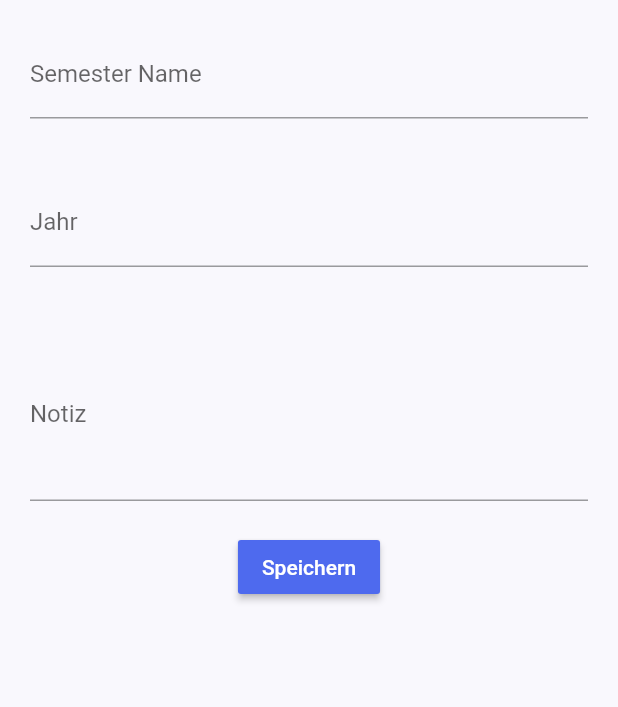
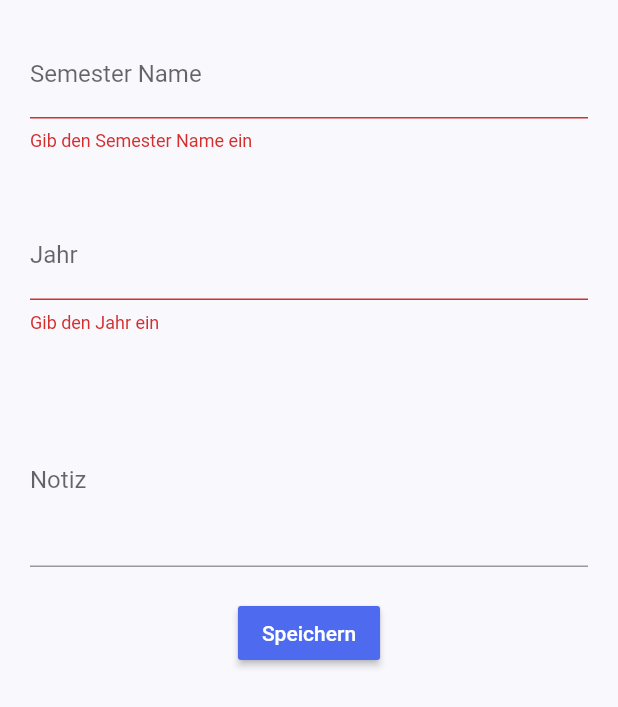
Before and after one commit to sky150/Notenverwaltung, a Flutter app: the DetailSemester widget shown alone on an empty page, opened directly with empty values, after a tap on "Speichern", on a phone screen of 412 x 824 dp. Shown: the top 707 px of the screen. Run offline on Flutter 3.47's test engine with Material 2 defaults, Android fonts, the phone set to English and light mode, and no system bars; our stand-ins replace flutter_svg; network calls fail.

Commit message:
SemesterCRUD with validation

```diff
--- a/App/notenverwaltung/lib/UI/TextFields/MyTextFormField.dart
+++ b/App/notenverwaltung/lib/UI/TextFields/MyTextFormField.dart
@@ -6,7 +6,9 @@ class MyTextFormField extends StatelessWidget {
   final Function validator;
   final Function onSaved;
   final Function onChanged;
+  final TextAlign textAlign;
   final String labelText;
+  final bool autocorrect;
 
   MyTextFormField({
     this.onChanged,
@@ -14,6 +16,8 @@ class MyTextFormField extends StatelessWidget {
     this.labelText,
     this.validator,
     this.onSaved,
+    this.textAlign,
+    this.autocorrect,
   });
 
   @override
@@ -26,7 +30,7 @@ class MyTextFormField extends StatelessWidget {
           labelText: labelText,
           hoverColor: kPrimaryColor,
           focusColor: kPrimaryColor,
-            fillColor: kPrimaryColor
+          fillColor: kPrimaryColor,
           //contentPadding: EdgeInsets.all(10.0),
           //border: InputBorder.none,
           //filled: true,
@@ -35,6 +39,8 @@ class MyTextFormField extends StatelessWidget {
         validator: validator,
         onSaved: onSaved,
         onChanged: onChanged,
+        textAlign: textAlign,
+        autocorrect: autocorrect,
       ),
     );
   }
--- a/App/notenverwaltung/lib/UI/home/components/add_semester.dart
+++ b/App/notenverwaltung/lib/UI/home/components/add_semester.dart
@@ -23,28 +23,7 @@ class AddSemester extends StatefulWidget {
 class _TestFormState extends State<AddSemester> {
   Semester semester = new Semester();
   bool isLoadedSemester = false;
-  static const _semesterUrl = 'http://10.0.2.2:8888/semester';
-  static final _headers = {'Content-Type': 'application/json'};
 
-  createSemester() async {
-    final response = await http.post(_semesterUrl,
-        headers: _headers,
-        body: json.encode({
-          'name': name.text,
-          'durchschnitt': 0.0,
-          'jahr': jahr.text,
-          'notiz': notiz.text
-        }));
-    if (response.statusCode == 200) {
-      print(response.body.toString());
-      return response;
-    } else {
-      print(response.statusCode);
-      print(response.body);
-    }
-  }
-
-  final _formKey = GlobalKey<FormState>();
   AddSemester model;
   var name = TextEditingController();
   var jahr = TextEditingController();
@@ -91,69 +70,95 @@ class DetailSemester extends StatefulWidget {
 class _DetailSemesterState extends State<DetailSemester> {
   Semester semester = new Semester();
   bool isLoadedSemester = false;
+  final _formKey = GlobalKey<FormState>();
 
   @override
   Widget build(BuildContext context) {
     final halfMediaWidth = MediaQuery.of(context).size.width / 2.0;
     // TODO: implement build
-    if (isLoadedSemester == false) {
+    if (widget.semester.id == null) {
+      setState(() {
+        this.isLoadedSemester = false;
+      });
+    } else {
       setState(() {
         this.semester = Semester.fromFach(widget.semester);
         this.isLoadedSemester = true;
       });
     }
+
+    TextEditingController semesterName =
+        TextEditingController(text: this.semester.name);
+    TextEditingController semesterJahr =
+        TextEditingController(text: this.semester.jahr);
+    TextEditingController semesterNotiz =
+        TextEditingController(text: this.semester.notiz);
+
     final MyTextFormField txtName = MyTextFormField(
-      controller: TextEditingController(text: this.semester.name),
+      controller: semesterName,
       labelText: 'Semester Name',
       validator: (String value) {
         if (value.isEmpty) {
           return 'Gib den Semester Name ein';
         }
+        if (value.length > 40) {
+          return 'Semester Name zu lang';
+        }
         return null;
       },
+      textAlign: TextAlign.left,
+      autocorrect: false,
       onChanged: (text) {
-        setState(() {
-          this.semester.name = text;
-        });
+        print(text);
       },
     );
     final MyTextFormField txtJahr = MyTextFormField(
-      controller: TextEditingController(text: this.semester.jahr),
+      controller: semesterJahr,
       labelText: 'Jahr',
       validator: (String value) {
         if (value.isEmpty) {
           return 'Gib den Jahr ein';
         }
+        if (value.length != 4) {
+          return 'Ungültiges Jahr';
+        }
         return null;
       },
+      textAlign: TextAlign.left,
+      autocorrect: false,
       onChanged: (text) {
-        setState(() {
-          this.semester.jahr = text;
-        });
+        print(text);
       },
     );
     final MyTextArea txtNotiz = MyTextArea(
       labelText: 'Notiz',
-      controller: TextEditingController(text: this.semester.notiz),
+      controller: semesterNotiz,
       onChanged: (text) {
-        setState(() {
-          this.semester.notiz = text;
-        });
+        print(text);
       },
     );
     final btnSave = RaisedButton(
       color: kPrimaryColor,
       onPressed: () async {
-        Map<String, dynamic> params = Map<String, dynamic>();
-        params["id"] = this.semester.id.toString();
-        params["name"] = this.semester.name;
-        params["jahr"] = this.semester.jahr;
-        params["durchschnitt"] = this.semester.durchschnitt;
-        params["notiz"] = this.semester.notiz;
-        await updateSemester(params);
-        //Navigator.pop(context);
-        Navigator.push(
-            context, MaterialPageRoute(builder: (context) => HomeScreen()));
+        if (_formKey.currentState.validate()) {
+          if (isLoadedSemester) {
+            print("entered in update");
+            await updateSemester(this.semester.id, this.semester.durchschnitt,
+                semesterName, semesterJahr, semesterNotiz);
+          } else {
+            await createSemester(semesterName, semesterJahr, semesterNotiz);
+            print("entered in create");
+          }
+          Timer(Duration(seconds: 1), () {
+            Navigator.pop(context);
+            Navigator.push(
+              context,
+              MaterialPageRoute(
+                builder: (context) => HomeScreen(),
+              ),
+            );
+          });
+        }
       },
       child: Text(
         'Speichern',
@@ -169,24 +174,12 @@ class _DetailSemesterState extends State<DetailSemester> {
           crossAxisAlignment: CrossAxisAlignment.start,
           mainAxisAlignment: MainAxisAlignment.start,
           children: <Widget>[
-            Container(
-                alignment: Alignment.topCenter,
-                width: halfMediaWidth * 2,
-                child: txtName),
-            Container(
-                alignment: Alignment.topCenter,
-                width: halfMediaWidth * 2,
-                child: txtJahr),
-            Container(
-                alignment: Alignment.topCenter,
-                width: halfMediaWidth * 2,
-                child: txtNotiz),
-            Container(
-                alignment: Alignment.topCenter,
-                width: halfMediaWidth * 2,
-                child: btnSave)
+            Container(alignment: Alignment.topCenter, child: txtName),
+            Container(alignment: Alignment.topCenter, child: txtJahr),
+            Container(alignment: Alignment.topCenter, child: txtNotiz),
+            Container(alignment: Alignment.topCenter, child: btnSave)
           ],
         ));
-    return container;
+    return Form(key: _formKey, child: container);
   }
 }
--- a/App/notenverwaltung/lib/models/semester.dart
+++ b/App/notenverwaltung/lib/models/semester.dart
@@ -1,3 +1,4 @@
+import 'package:flutter/cupertino.dart';
 import 'package:http/http.dart' as http;
 import 'package:notenverwaltung/global.dart';
 import 'dart:convert';
@@ -95,27 +96,37 @@ Future<Semester> getSemesterById(int id) async {
   }
 }
 
-Future<Semester> updateSemester(Map<String, dynamic> params) async {
-  final response =
-      await http.put('$URL_SEMESTER/${params["id"]}', body: params);
-  print('response = $response');
+Future updateSemester(int semesterId, double durchschnitt,
+    TextEditingController name, jahr, notiz) async {
+  final response = await http.put('$URL_SEMESTER/$semesterId',
+      headers: URL_HEADERS,
+      body: json.encode({
+        'semester_name': name.text,
+        'semester_durchschnitt': durchschnitt,
+        'semester_jahr': jahr.text,
+        'semester_notiz': notiz.text
+      }));
+  print("id: $semesterId name: ${name.text}");
   if (response.statusCode == 200) {
-    final responseBody = await json.decode(response.body);
-    return Semester.fromJson(responseBody);
+    print(response.statusCode);
+    return response;
   } else {
-    throw Exception('Failes to update a Task. Error${response.toString()}');
+    print(response.statusCode);
+    print(response.body);
+    //throw Exception('Failes to update a Task. Error${response.toString()}');
   }
 }
 
-Future createSemester(Semester semester) async {
+Future createSemester(TextEditingController name, jahr, notiz) async {
   final response = await http.post(URL_SEMESTER,
       headers: URL_HEADERS,
       body: json.encode({
-        'name': semester.name,
-        'durchschnitt': 0.0,
-        'jahr': semester.jahr,
-        'notiz': semester.notiz
+        'semester_name': name.text,
+        'semester_durchschnitt': null,
+        'semester_jahr': jahr.text,
+        'semester_notiz': notiz.text
       }));
+  print("somethin happend in create");
   if (response.statusCode == 200) {
     print(response.body.toString());
     return response;
```
Also changed, not shown: App/notenverwaltung/lib/UI/Cards/semester_card.dart (+8 -6 lines). Lines whose indentation alone changed are shown as unchanged.
